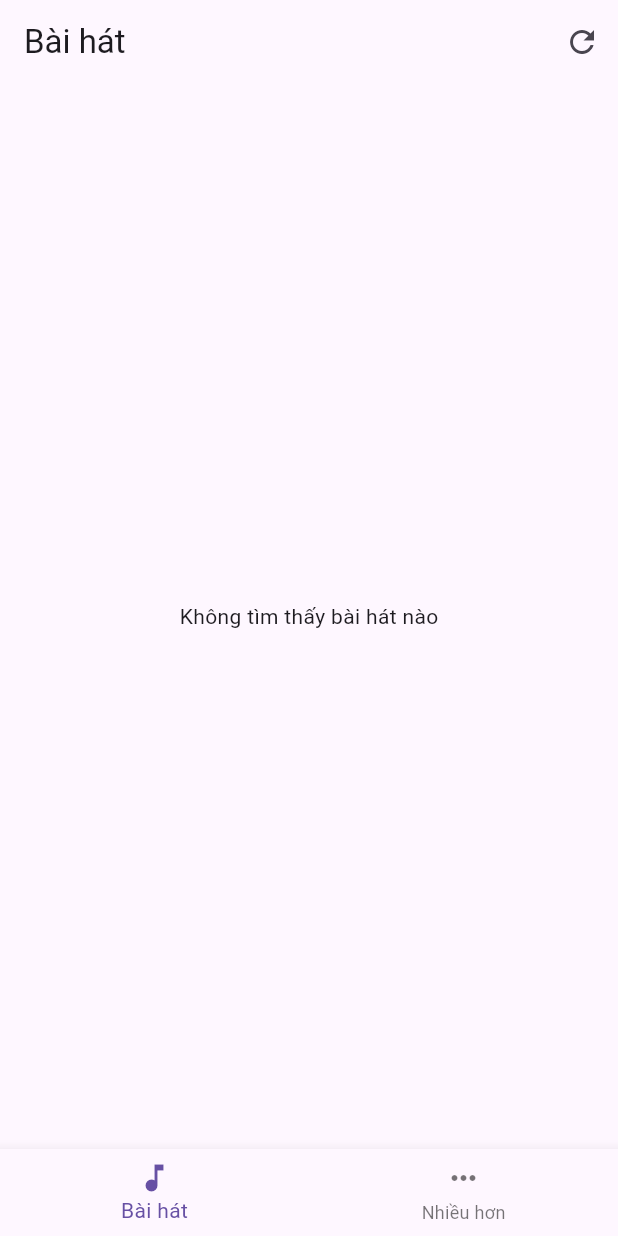
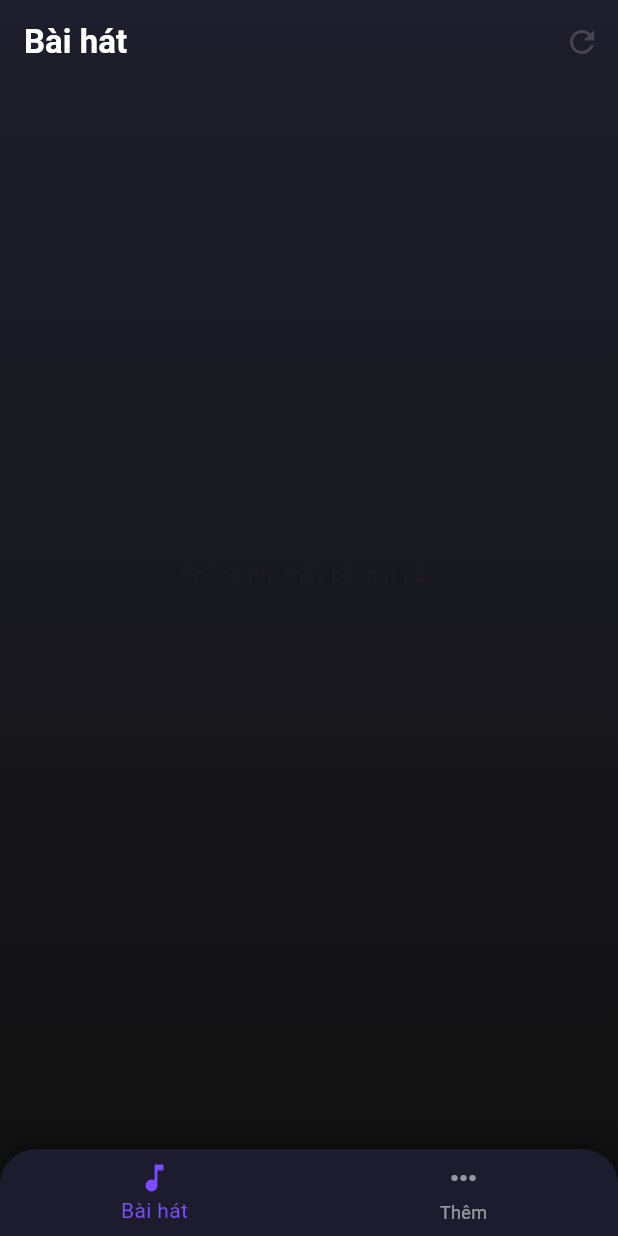
Before and after one commit to Chienhandsome/MyMuSicProject, a Flutter app: the screen it shows after launch, after a tap on the "refresh" icon, on a phone screen of 412 x 824 dp. Run offline on Flutter 3.47's test engine with Material 3 defaults, Android fonts, the phone set to English and light mode, and no system bars; our stand-ins replace just_audio, marquee, on_audio_query, permission_handler.

Commit message:
split code into module

```diff
--- /dev/null
+++ b/my_music_project/lib/services/music_query_service.dart
@@ -0,0 +1,30 @@
+import 'package:flutter/foundation.dart';
+import 'package:on_audio_query/on_audio_query.dart' hide SongModel;
+import '../models/song_model.dart';
+
+class MusicQueryService {
+  final OnAudioQuery _audioQuery = OnAudioQuery();
+
+  Future<List<SongModel>> loadSongs() async {
+    try {
+      final songs = await _audioQuery.querySongs(
+        sortType: null,
+        orderType: OrderType.ASC_OR_SMALLER,
+        uriType: UriType.EXTERNAL,
+        ignoreCase: true,
+      );
+
+      return songs
+          .map((song) => SongModel(
+                id: song.id.toString(),
+                title: song.title,
+                path: song.data,
+                duration: song.duration ?? 0,
+              ))
+          .toList();
+    } catch (e) {
+      debugPrint('Error loading songs: $e');
+      return [];
+    }
+  }
+}
--- /dev/null
+++ b/my_music_project/lib/services/permission_service.dart
@@ -0,0 +1,23 @@
+import 'package:permission_handler/permission_handler.dart';
+
+class PermissionService {
+  Future<bool> requestStoragePermission() async {
+    if (await Permission.storage.isGranted ||
+        await Permission.audio.isGranted) {
+      return true;
+    }
+
+    final storageStatus = await Permission.storage.request();
+    if (storageStatus.isDenied) {
+      final audioStatus = await Permission.audio.request();
+      return audioStatus.isGranted;
+    }
+
+    return storageStatus.isGranted;
+  }
+
+  Future<bool> hasStoragePermission() async {
+    return await Permission.storage.isGranted ||
+        await Permission.audio.isGranted;
+  }
+}
--- a/my_music_project/lib/viewmodels/music_player_viewmodel.dart
+++ b/my_music_project/lib/viewmodels/music_player_viewmodel.dart
@@ -1,13 +1,14 @@
 import 'package:flutter/foundation.dart';
 import 'package:just_audio/just_audio.dart';
-import 'package:on_audio_query/on_audio_query.dart' hide SongModel;
-import 'package:permission_handler/permission_handler.dart';
 import '../models/song_model.dart';
 import '../services/audio_player_service.dart';
+import '../services/permission_service.dart';
+import '../services/music_query_service.dart';
 
 class MusicPlayerViewModel extends ChangeNotifier {
   final AudioPlayerService _audioService = AudioPlayerService();
-  final OnAudioQuery _audioQuery = OnAudioQuery();
+  final PermissionService _permissionService = PermissionService();
+  final MusicQueryService _musicQueryService = MusicQueryService();
 
   List<SongModel> _songs = [];
   bool _isLoading = false;
@@ -32,54 +33,22 @@ class MusicPlayerViewModel extends ChangeNotifier {
     }
   }
 
-  // Xin quyền truy cập storage
   Future<void> requestPermission() async {
-    if (await Permission.storage.isGranted ||
-        await Permission.audio.isGranted) {
-      _hasPermission = true;
-    } else {
-      final status = await Permission.storage.request();
-      if (status.isDenied) {
-        final audioStatus = await Permission.audio.request();
-        _hasPermission = audioStatus.isGranted;
-      } else {
-        _hasPermission = status.isGranted;
-      }
-    }
+    _hasPermission = await _permissionService.requestStoragePermission();
     notifyListeners();
   }
 
-  // Quét và load tất cả file mp3
   Future<void> loadSongs() async {
     _isLoading = true;
     notifyListeners();
 
-    try {
-      final List<SongModel> audioFiles = await _audioQuery.querySongs(
-        sortType: null,
-        orderType: OrderType.ASC_OR_SMALLER,
-        uriType: UriType.EXTERNAL,
-        ignoreCase: true,
-      ).then((songs) {
-        return songs.map((song) => SongModel(
-          id: song.id.toString(),
-          title: song.title,
-          path: song.data,
-          duration: song.duration ?? 0,
-        )).toList();
-      });
-
-      _songs = audioFiles;
-      _audioService.setPlaylist(_songs);
-    } catch (e) {
-      debugPrint('Error loading songs: $e');
-    }
+    _songs = await _musicQueryService.loadSongs();
+    _audioService.setPlaylist(_songs);
 
     _isLoading = false;
     notifyListeners();
   }
 
-  // Phát bài hát tại index
   Future<void> playSongAt(int index) async {
     await _audioService.playSongAt(index);
     notifyListeners();
@@ -109,7 +78,6 @@ class MusicPlayerViewModel extends ChangeNotifier {
     await _audioService.seek(position);
   }
 
-  // Chuyển đổi chế độ phát
   void togglePlayMode() {
     final modes = PlayMode.values;
     final currentModeIndex = modes.indexOf(_audioService.playMode);
--- a/my_music_project/lib/views/home_page.dart
+++ b/my_music_project/lib/views/home_page.dart
@@ -12,22 +12,41 @@ class HomePage extends StatefulWidget {
 class _HomePageState extends State<HomePage> {
   int _currentIndex = 0;
 
-  final List<Widget> _pages = [
-    const SongsPage(),
-    const MorePage(),
+  final List<Widget> _pages = const [
+    SongsPage(),
+    MorePage(),
   ];
 
   @override
   Widget build(BuildContext context) {
     return Scaffold(
+      backgroundColor: const Color(0xFF121212),
       body: _pages[_currentIndex],
-      bottomNavigationBar: BottomNavigationBar(
+
+      bottomNavigationBar: Container(
+        decoration: const BoxDecoration(
+          color: Color(0xFF1C1C2E),
+          borderRadius: BorderRadius.vertical(top: Radius.circular(24)),
+          boxShadow: [
+            BoxShadow(
+              color: Colors.black45,
+              blurRadius: 12,
+              offset: Offset(0, -4),
+            ),
+          ],
+        ),
+        child: SafeArea(
+          top: false,
+          child: BottomNavigationBar(
+            backgroundColor: Colors.transparent,
+            elevation: 0,
             currentIndex: _currentIndex,
             onTap: (index) {
-          setState(() {
-            _currentIndex = index;
-          });
+              setState(() => _currentIndex = index);
             },
+            selectedItemColor: Colors.deepPurpleAccent,
+            unselectedItemColor: Colors.white54,
+            type: BottomNavigationBarType.fixed,
             items: const [
               BottomNavigationBarItem(
                 icon: Icon(Icons.music_note),
@@ -35,9 +54,11 @@ class _HomePageState extends State<HomePage> {
               ),
               BottomNavigationBarItem(
                 icon: Icon(Icons.more_horiz),
-            label: 'Nhiều hơn',
+                label: 'Thêm',
               ),
             ],
+          ),
+        ),
       ),
     );
   }
--- a/my_music_project/lib/views/songs_page.dart
+++ b/my_music_project/lib/views/songs_page.dart
@@ -10,8 +10,11 @@ class SongsPage extends StatelessWidget {
   @override
   Widget build(BuildContext context) {
     return Scaffold(
+      extendBodyBehindAppBar: true,
       appBar: AppBar(
-        title: const Text('Bài hát'),
+        title: const Text('Bài hát', style: TextStyle(color: Colors.white, fontWeight: FontWeight.bold)),
+        backgroundColor: Colors.transparent,
+        elevation: 0,
         actions: [
           IconButton(
             icon: const Icon(Icons.refresh),
@@ -19,7 +22,18 @@ class SongsPage extends StatelessWidget {
           ),
         ],
       ),
-      body: Consumer<MusicPlayerViewModel>(
+      body: Container(
+        decoration: const BoxDecoration(
+          gradient: LinearGradient(
+            begin: Alignment.topCenter,
+            end: Alignment.bottomCenter,
+            colors: [
+              Color(0xFF1E1E2C),
+              Color(0xFF121212),
+            ],
+          ),
+        ),
+        child: Consumer<MusicPlayerViewModel>(
           builder: (context, viewModel, _) {
             if (!viewModel.hasPermission) {
               return _PermissionView(viewModel: viewModel);
@@ -36,6 +50,7 @@ class SongsPage extends StatelessWidget {
             return _SongsList(viewModel: viewModel);
           },
         ),
+      ),
     );
   }
 }
@@ -51,8 +66,13 @@ class _PermissionView extends StatelessWidget {
       child: Column(
         mainAxisAlignment: MainAxisAlignment.center,
         children: [
-          const Text('Cần quyền truy cập bộ nhớ'),
+          const Icon(Icons.lock, size: 64, color: Colors.white70),
           const SizedBox(height: 16),
+          const Text(
+            'Cần quyền truy cập bộ nhớ',
+            style: TextStyle(color: Colors.white),
+          ),
+          const SizedBox(height: 24),
           ElevatedButton(
             onPressed: viewModel.requestPermission,
             child: const Text('Cấp quyền'),
@@ -63,6 +83,7 @@ class _PermissionView extends StatelessWidget {
   }
 }
 
+
 class _SongsList extends StatelessWidget {
   final MusicPlayerViewModel viewModel;
 
@@ -71,24 +92,39 @@ class _SongsList extends StatelessWidget {
   @override
   Widget build(BuildContext context) {
     return ListView.builder(
+      padding: const EdgeInsets.fromLTRB(16, 100, 16, 16),
       itemCount: viewModel.songs.length,
       itemBuilder: (context, index) {
         final song = viewModel.songs[index];
         final isPlaying = viewModel.currentIndex == index;
 
-        return ListTile(
+        return Card(
+          elevation: isPlaying ? 6 : 1,
+          margin: const EdgeInsets.only(bottom: 12),
+          color: isPlaying
+              ? const Color(0xFF2A2A3D)
+              : const Color(0xFF1C1C2E),
+          shape: RoundedRectangleBorder(
+            borderRadius: BorderRadius.circular(12),
+          ),
+          child: ListTile(
             leading: Icon(
-            Icons.music_note,
-            color: isPlaying ? Theme.of(context).primaryColor : null,
+              isPlaying ? Icons.equalizer : Icons.music_note,
+              color: isPlaying ? Colors.deepPurpleAccent : Colors.white70,
             ),
             title: Text(
-            FileNameHandler.limit(song.title, 30),
+              FileNameHandler.limit(song.title, 28),
               style: TextStyle(
+                color: Colors.white,
                 fontWeight: isPlaying ? FontWeight.bold : FontWeight.normal,
               ),
             ),
-          subtitle: Text(song.durationText),
+            subtitle: Text(
+              song.durationText,
+              style: const TextStyle(color: Colors.white54),
+            ),
             onTap: () => _playSong(context, index),
+          ),
         );
       },
     );
```
Also changed, not shown: my_music_project/lib/main.dart (+0 -46 lines), my_music_project/lib/services/audio_player_service.dart (+57 -78 lines), my_music_project/lib/views/player_page.dart (+69 -6 lines). Lines whose indentation alone changed are shown as unchanged.
